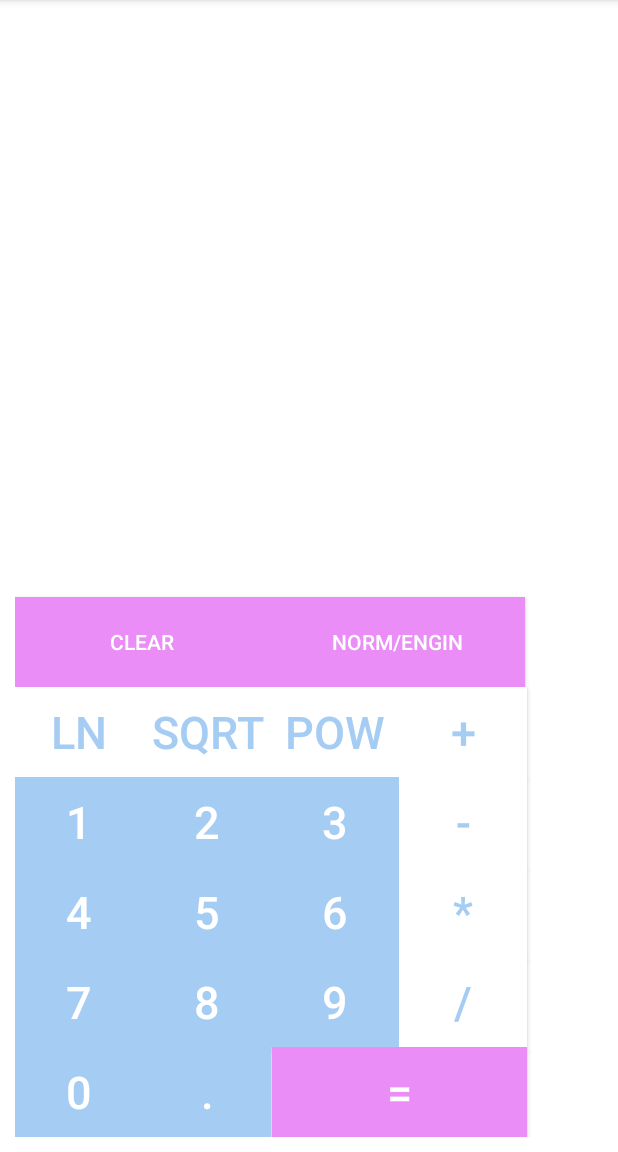
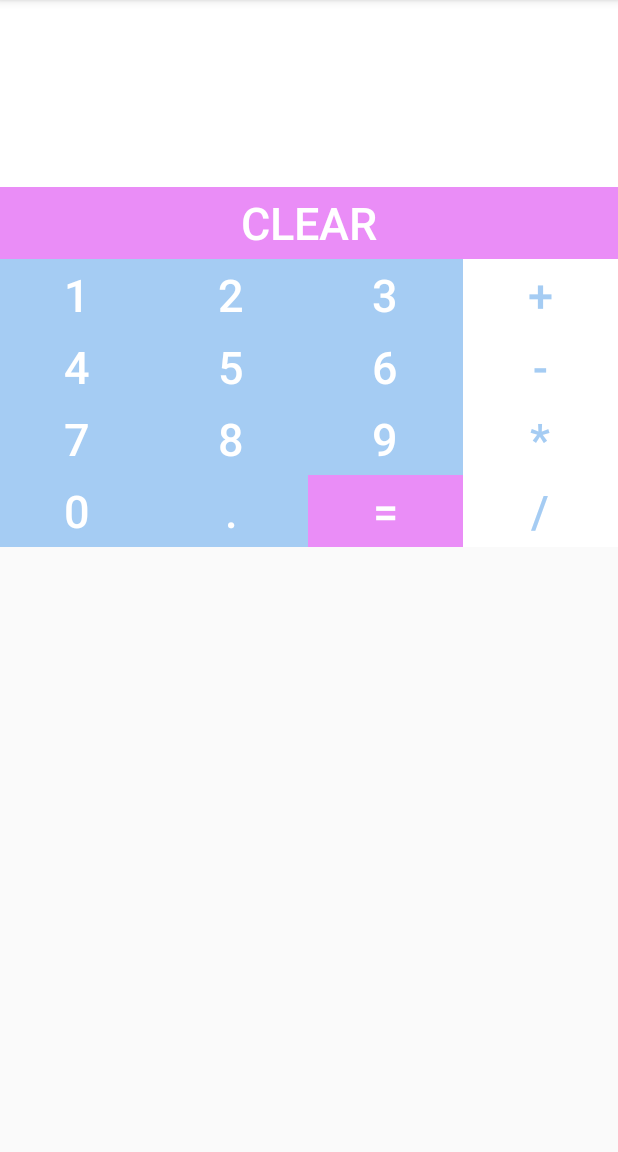
Before and after one commit to darizakharova/java-test-tasks, an Android app: the screen it shows after launch (MainActivity), on a phone screen of 412 x 824 dp, the part 84-1236 px from its top. Run offline under Robolectric (Android 15) with nearby library versions, the phone set to English and light mode, and no system bars.

Commit message:
fix layout

```diff
--- a/CalculateAndroid/app/src/main/res/layout/activity_main.xml
+++ b/CalculateAndroid/app/src/main/res/layout/activity_main.xml
@@ -1,139 +1,198 @@
 <?xml version="1.0" encoding="utf-8"?>
-<RelativeLayout xmlns:android="http://schemas.android.com/apk/res/android"
+<LinearLayout xmlns:android="http://schemas.android.com/apk/res/android"
     xmlns:tools="http://schemas.android.com/tools"
     android:layout_width="match_parent"
-    android:layout_height="match_parent"
-    android:paddingBottom="@dimen/activity_vertical_margin"
-    android:paddingLeft="@dimen/activity_horizontal_margin"
-    android:paddingRight="@dimen/activity_horizontal_margin"
-    android:paddingTop="@dimen/activity_vertical_margin"
+    android:layout_height="wrap_content"
+    android:orientation="vertical"
     tools:context="com.example.user.calculate.MainActivity"
     android:background="@color/colorBackground">
 
     <TextView
-        android:layout_width="wrap_content"
+        android:layout_width="match_parent"
         android:layout_height="wrap_content"
         android:id="@+id/tex"
-        android:layout_alignParentLeft="true"
-        android:layout_alignParentStart="true"
-        android:layout_alignParentRight="true"
-        android:layout_alignParentEnd="true"
-        android:layout_alignParentTop="true"
         android:textSize="@dimen/abc_action_bar_default_height_material"
-        android:background="@color/colorBackground"
+        android:background="@color/colorOperation"
         android:textColor="@color/colorDigit"
         android:gravity="right"/>
 
+    <LinearLayout
+        android:layout_width="match_parent"
+        android:layout_height="match_parent"
+        android:orientation="horizontal"
+        android:paddingTop="50dp">
+
         <Button
-        android:layout_width="@dimen/buttonWidth"
-        android:layout_height="@dimen/buttonHeight"
+            android:layout_weight="7"
+            android:layout_width="0dp"
+            android:layout_height="wrap_content"
+            android:text="@string/clear"
+            android:textColor="@color/colorOperation"
+            android:textSize="@dimen/buttonTextsize"
+            android:id="@+id/buttonClear"
+            android:background="@color/colorEqually"
+            android:onClick="onClickClear"/>
+        />
+    </LinearLayout>
+
+    <LinearLayout
+        android:layout_width="match_parent"
+        android:layout_height="wrap_content"
+        android:orientation="horizontal">
+
+        <Button
+            android:layout_weight="1"
+            android:layout_width="0dp"
+            android:layout_height="wrap_content"
             android:text="@string/one"
             android:textSize="@dimen/buttonTextsize"
             android:textColor="@color/colorOperation"
             android:id="@+id/button1"
             android:background="@color/colorDigit"
-        android:onClick="onClickDigit"
-        android:layout_above="@+id/button4"
-        android:layout_alignLeft="@+id/buttonClear"
-        android:layout_alignStart="@+id/buttonClear" />
+            android:onClick="onClickDigit" />
+
         <Button
-        android:layout_width="@dimen/buttonWidth"
-        android:layout_height="@dimen/buttonHeight"
+            android:layout_weight="1"
+            android:layout_width="0dp"
+            android:layout_height="wrap_content"
             android:text="@string/two"
             android:textSize="@dimen/buttonTextsize"
             android:textColor="@color/colorOperation"
             android:id="@+id/button2"
             android:background="@color/colorDigit"
-        android:layout_alignTop="@+id/button1"
-        android:layout_toRightOf="@+id/button1"
             android:onClick="onClickDigit"/>
+
         <Button
-        android:layout_width="@dimen/buttonWidth"
-        android:layout_height="@dimen/buttonHeight"
+            android:layout_weight="1"
+            android:layout_width="0dp"
+            android:layout_height="wrap_content"
             android:text="@string/tree"
             android:textSize="@dimen/buttonTextsize"
             android:textColor="@color/colorOperation"
             android:id="@+id/button3"
             android:background="@color/colorDigit"
-        android:onClick="onClickDigit"
-        android:layout_above="@+id/button5"
-        android:layout_toRightOf="@+id/button2"
-        android:layout_toEndOf="@+id/button2" />
+            android:onClick="onClickDigit" />.
+
         <Button
-        android:layout_width="@dimen/buttonWidth"
-        android:layout_height="@dimen/buttonHeight"
+            android:layout_weight="1"
+            android:layout_width="0dp"
+            android:layout_height="wrap_content"
+            android:text="@string/plus"
+            android:textSize="@dimen/buttonTextsize"
+            android:textColor="@color/colorDigit"
+            android:id="@+id/buttonPlus"
+            android:background="@color/colorOperation"
+            android:onClick="onClickOperation"    />
+    </LinearLayout>
+
+
+    <LinearLayout
+        android:layout_width="match_parent"
+        android:layout_height="wrap_content"
+        android:orientation="horizontal">
+
+        <Button
+            android:layout_weight="1"
+            android:layout_width="0dp"
+            android:layout_height="wrap_content"
             android:text="@string/four"
             android:textSize="@dimen/buttonTextsize"
             android:textColor="@color/colorOperation"
             android:id="@+id/button4"
             android:background="@color/colorDigit"
-        android:onClick="onClickDigit"
-        android:layout_above="@+id/button7"
-        android:layout_alignLeft="@+id/button7"
-        android:layout_alignStart="@+id/button7" />
+            android:onClick="onClickDigit" />
+
         <Button
-        android:layout_width="@dimen/buttonWidth"
-        android:layout_height="@dimen/buttonHeight"
+            android:layout_weight="1"
+            android:layout_width="0dp"
+            android:layout_height="wrap_content"
             android:text="@string/five"
             android:textSize="@dimen/buttonTextsize"
             android:textColor="@color/colorOperation"
             android:id="@+id/button5"
             android:background="@color/colorDigit"
-        android:onClick="onClickDigit"
-        android:layout_below="@+id/button2"
-        android:layout_toLeftOf="@+id/button3"
-        android:layout_toStartOf="@+id/button3" />
+            android:onClick="onClickDigit"/>
+
         <Button
-        android:layout_width="@dimen/buttonWidth"
-        android:layout_height="@dimen/buttonHeight"
+            android:layout_weight="1"
+            android:layout_width="0dp"
+            android:layout_height="wrap_content"
             android:text="@string/six"
             android:textSize="@dimen/buttonTextsize"
             android:textColor="@color/colorOperation"
             android:id="@+id/button6"
             android:background="@color/colorDigit"
-        android:onClick="onClickDigit"
-        android:layout_alignTop="@+id/button5"
-        android:layout_toRightOf="@+id/button5"
-        android:layout_toEndOf="@+id/button5" />
+            android:onClick="onClickDigit" />
+
         <Button
-        android:layout_width="@dimen/buttonWidth"
-        android:layout_height="@dimen/buttonHeight"
+            android:layout_weight="1"
+            android:layout_width="0dp"
+            android:layout_height="wrap_content"
+            android:text="@string/minus"
+            android:textSize="@dimen/buttonTextsize"
+            android:textColor="@color/colorDigit"
+            android:id="@+id/buttonMinus"
+            android:background="@color/colorOperation"
+            android:onClick="onClickOperation" />
+    </LinearLayout>
+
+    <LinearLayout
+        android:layout_width="match_parent"
+        android:layout_height="wrap_content"
+        android:orientation="horizontal">
+
+        <Button
+            android:layout_weight="1"
+            android:layout_width="0dp"
+            android:layout_height="wrap_content"
             android:text="@string/seven"
             android:textSize="@dimen/buttonTextsize"
             android:textColor="@color/colorOperation"
             android:id="@+id/button7"
             android:background="@color/colorDigit"
-        android:onClick="onClickDigit"
-        android:layout_alignTop="@+id/button8"
-        android:layout_alignLeft="@+id/button8"
-        android:layout_alignStart="@+id/button0" />
+            android:onClick="onClickDigit" />
         <Button
-        android:layout_width="@dimen/buttonWidth"
-        android:layout_height="@dimen/buttonHeight"
+            android:layout_weight="1"
+            android:layout_width="0dp"
+            android:layout_height="wrap_content"
             android:text="@string/eight"
             android:textSize="@dimen/buttonTextsize"
             android:textColor="@color/colorOperation"
             android:id="@+id/button8"
             android:background="@color/colorDigit"
-        android:onClick="onClickDigit"
-        android:layout_above="@+id/button0"
-        android:layout_toRightOf="@+id/button0"
-        android:layout_toEndOf="@+id/button0" />
+            android:onClick="onClickDigit" />
         <Button
-        android:layout_width="@dimen/buttonWidth"
-        android:layout_height="@dimen/buttonHeight"
+            android:layout_weight="1"
+            android:layout_width="0dp"
+            android:layout_height="wrap_content"
             android:text="@string/nine"
             android:textSize="@dimen/buttonTextsize"
             android:textColor="@color/colorOperation"
             android:id="@+id/button9"
             android:background="@color/colorDigit"
-        android:onClick="onClickDigit"
-        android:layout_below="@+id/button5"
-        android:layout_toRightOf="@+id/button5"
-        android:layout_toEndOf="@+id/button5" />
+            android:onClick="onClickDigit" />
+
         <Button
-        android:layout_width="@dimen/buttonWidth"
-        android:layout_height="@dimen/buttonHeight"
+            android:layout_weight="1"
+            android:layout_width="0dp"
+            android:layout_height="wrap_content"
+            android:text="@string/mult"
+            android:textColor="@color/colorDigit"
+            android:textSize="@dimen/buttonTextsize"
+            android:id="@+id/buttonMult"
+            android:background="@color/colorOperation"
+            android:onClick="onClickOperation" />
+     </LinearLayout>
+
+    <LinearLayout
+        android:layout_width="match_parent"
+        android:layout_height="wrap_content"
+        android:orientation="horizontal">
+
+        <Button
+            android:layout_weight="1"
+            android:layout_width="0dp"
+            android:layout_height="wrap_content"
             android:text="@string/zero"
             android:textSize="@dimen/buttonTextsize"
             android:textColor="@color/colorOperation"
@@ -143,69 +202,11 @@
             android:layout_alignParentBottom="true"
             android:layout_alignLeft="@+id/button1"
             android:layout_alignStart="@+id/button1" />
+
         <Button
-        android:layout_width="@dimen/buttonWidth"
-        android:layout_height="@dimen/buttonHeight"
-        android:text="@string/plus"
-        android:textSize="@dimen/buttonTextsize"
-        android:textColor="@color/colorDigit"
-        android:id="@+id/buttonPlus"
-        android:background="@color/colorOperation"
-        android:onClick="onClickOperation"
-        android:layout_above="@+id/buttonMinus"
-        android:layout_alignLeft="@+id/buttonMinus"
-        android:layout_alignStart="@+id/buttonMinus" />
-    <Button
-        android:layout_width="@dimen/buttonWidth"
-        android:layout_height="@dimen/buttonHeight"
-        android:text="@string/mult"
-        android:textColor="@color/colorDigit"
-        android:textSize="@dimen/buttonTextsize"
-        android:id="@+id/buttonMult"
-        android:background="@color/colorOperation"
-        android:onClick="onClickOperation"
-        android:layout_above="@+id/button9"
-        android:layout_toRightOf="@+id/button6"
-        android:layout_toEndOf="@+id/button6" />
-    <Button
-        android:layout_width="@dimen/buttonWidth"
-        android:layout_height="@dimen/buttonHeight"
-        android:text="@string/div"
-        android:textSize="@dimen/buttonTextsize"
-        android:textColor="@color/colorDigit"
-        android:id="@+id/buttonDiv"
-        android:background="@color/colorOperation"
-        android:onClick="onClickOperation"
-        android:layout_below="@+id/button6"
-        android:layout_toRightOf="@+id/button6"
-        android:layout_toEndOf="@+id/button6" />
-    <Button
-        android:layout_width="@dimen/buttonEqWigth"
-        android:layout_height="@dimen/buttonHeight"
-        android:text="@string/equalls"
-        android:textSize="@dimen/buttonTextsize"
-        android:textColor="@color/colorOperation"
-        android:id="@+id/buttonEqually"
-        android:background="@color/colorEqually"
-        android:onClick="onClickEqually"
-        android:layout_alignTop="@+id/buttonDot"
-        android:layout_alignRight="@+id/buttonDiv"
-        android:layout_alignEnd="@+id/buttonDiv" />
-    <Button
-        android:layout_width="@dimen/buttonWidth"
-        android:layout_height="@dimen/buttonHeight"
-        android:text="@string/minus"
-        android:textSize="@dimen/buttonTextsize"
-        android:textColor="@color/colorDigit"
-        android:id="@+id/buttonMinus"
-        android:background="@color/colorOperation"
-        android:onClick="onClickOperation"
-        android:layout_above="@+id/buttonMult"
-        android:layout_alignLeft="@+id/buttonMult"
-        android:layout_alignStart="@+id/buttonMult" />
-    <Button
-        android:layout_width="@dimen/buttonWidth"
-        android:layout_height="@dimen/buttonHeight"
+            android:layout_weight="1"
+            android:layout_width="0dp"
+            android:layout_height="wrap_content"
             android:text="@string/dot"
             android:textSize="@dimen/buttonTextsize"
             android:textColor="@color/colorOperation"
@@ -217,64 +218,32 @@
             android:layout_toEndOf="@+id/button0" />
 
         <Button
-        android:layout_width="@dimen/buttonClearWigth"
-        android:layout_height="@dimen/buttonHeight"
-        android:text="@string/clear"
+            android:layout_weight="1"
+            android:layout_width="0dp"
+            android:layout_height="wrap_content"
+            android:text="@string/equalls"
+            android:textSize="@dimen/buttonTextsize"
             android:textColor="@color/colorOperation"
-        android:id="@+id/buttonClear"
+            android:id="@+id/buttonEqually"
             android:background="@color/colorEqually"
-        android:onClick="onClickClear"
-        android:layout_above="@+id/buttonPlus"
-        android:layout_alignParentLeft="true"
-        android:layout_alignParentStart="true" />
+            android:onClick="onClickEqually"
+            android:layout_alignTop="@+id/buttonDot"
+            android:layout_alignRight="@+id/buttonDiv"
+            android:layout_alignEnd="@+id/buttonDiv" />
+
         <Button
-        android:layout_width="@dimen/buttonWidth"
-        android:layout_height="@dimen/buttonHeight"
-        android:text="@string/pow"
+            android:layout_weight="1"
+            android:layout_width="0dp"
+            android:layout_height="wrap_content"
+            android:text="@string/div"
             android:textSize="@dimen/buttonTextsize"
             android:textColor="@color/colorDigit"
-        android:id="@+id/buttonPow"
+            android:id="@+id/buttonDiv"
             android:background="@color/colorOperation"
             android:onClick="onClickOperation"
-        android:layout_alignTop="@+id/buttonSqrt"
-        android:layout_toRightOf="@+id/buttonSqrt"
-        android:layout_toEndOf="@+id/buttonSqrt" />
+            android:layout_below="@+id/button6"
+            android:layout_toRightOf="@+id/button6"
+            android:layout_toEndOf="@+id/button6" />
+    </LinearLayout>
 
-    <Button
-        android:layout_width="@dimen/buttonWidth"
-        android:layout_height="@dimen/buttonHeight"
-        android:text="@string/sqrt"
-        android:textSize="@dimen/buttonTextsize"
-        android:textColor="@color/colorDigit"
-        android:id="@+id/buttonSqrt"
-        android:background="@color/colorOperation"
-        android:onClick="onClickOperation"
-        android:layout_alignTop="@+id/buttonLn"
-        android:layout_toLeftOf="@+id/button3"
-        android:layout_toStartOf="@+id/button3" />
-
-    <Button
-        android:layout_width="@dimen/buttonWidth"
-        android:layout_height="@dimen/buttonHeight"
-        android:text="@string/ln"
-        android:textSize="@dimen/buttonTextsize"
-        android:textColor="@color/colorDigit"
-        android:id="@+id/buttonLn"
-        android:background="@color/colorOperation"
-        android:onClick="onClickOperation"
-        android:layout_alignTop="@+id/buttonPlus"
-        android:layout_alignLeft="@+id/button1"
-        android:layout_alignStart="@+id/button1" />
-    <Button
-        android:layout_width="@dimen/buttonClearWigth"
-        android:layout_height="@dimen/buttonHeight"
-        android:text="@string/selector"
-        android:textColor="@color/colorOperation"
-        android:id="@+id/buttonSelect"
-        android:background="@color/colorEqually"
-        android:onClick="onClickSelect"
-        android:layout_alignTop="@+id/buttonClear"
-        android:layout_toRightOf="@+id/buttonClear"
-        android:layout_toEndOf="@+id/buttonClear" />
-
-</RelativeLayout>
+</LinearLayout>
--- a/CalculateAndroid/app/src/main/res/values/dimens.xml
+++ b/CalculateAndroid/app/src/main/res/values/dimens.xml
@@ -2,7 +2,7 @@
     <!-- Default screen margins, per the Android Design guidelines. -->
     <dimen name="activity_horizontal_margin">10dp</dimen>
     <dimen name="activity_vertical_margin">10dp</dimen>
-    <dimen name="buttonTextsize">30dp</dimen>
+    <dimen name="buttonTextsize">30sp</dimen>
     <dimen name="buttonWidth">85dp</dimen>
     <dimen name="buttonHeight">60dp</dimen>
     <dimen name="buttonEqWigth">170dp</dimen>
```
Also changed, not shown: 1 other file. Lines whose indentation alone changed are shown as unchanged.
